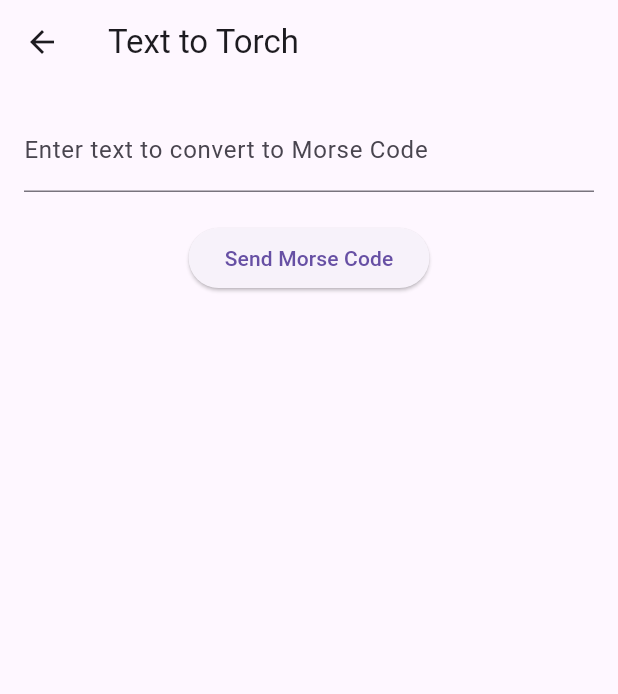
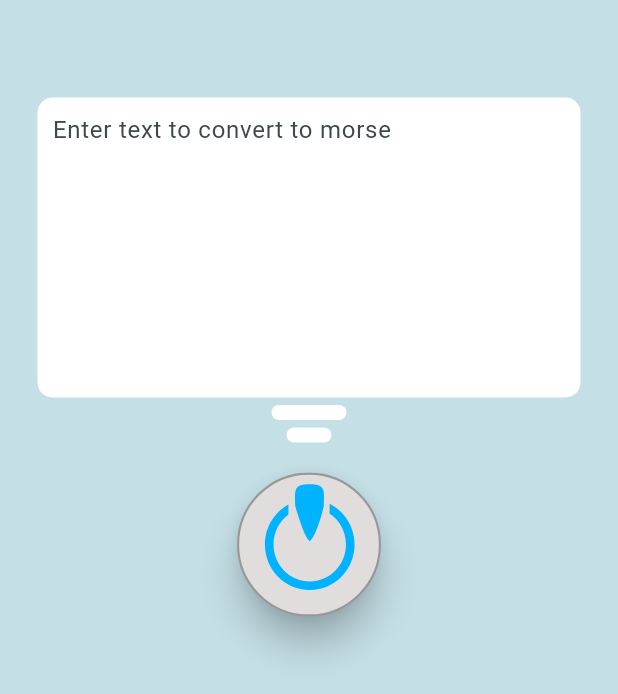
Before and after one commit to SquirrelModeller/morsecode_app_group4_02128, a Flutter app: the TextToTorch screen opened directly, on a phone screen of 412 x 824 dp. Shown: the top 694 px of the screen. Run offline on Flutter 3.47's test engine with Material 3 defaults, Android fonts, the phone set to English and light mode, and no system bars; our stand-ins replace camera, flutter_svg, plugin_platform_interface; missing offline and left inert: dart:ffi, torch_light.

Commit message:
feat: UI-navigation and text-field widget

```diff
--- a/morsetorch/lib/screens/text_to_torch.dart
+++ b/morsetorch/lib/screens/text_to_torch.dart
@@ -1,41 +1,59 @@
 import 'package:flutter/material.dart';
 import 'package:morsetorch/services/torch_service.dart';
+import 'package:morsetorch/widgets/text_field.dart';
+import 'package:flutter_svg/flutter_svg.dart';
 
-class TextToTorch extends StatelessWidget {
-  TextToTorch({super.key});
+class TextToTorch extends StatefulWidget {
+  const TextToTorch({super.key});
+
+  @override
+  State<TextToTorch> createState() => _TextToTorchState();
+}
+
+class _TextToTorchState extends State<TextToTorch> {
   final TextEditingController _controller = TextEditingController();
+  double textFieldHeight = 200;
   final TorchService _torchService = TorchService();
 
   @override
   Widget build(BuildContext context) {
     return Scaffold(
-      appBar: AppBar(
-        title: const Text('Text to Torch'),
-        leading: IconButton(
-          icon: const Icon(Icons.arrow_back),
-          onPressed: () {
-            Navigator.pop(context);
-          },
+      body: Column(
+        mainAxisAlignment: MainAxisAlignment.start,
+        children: [
+          Container(
+            width: double.infinity,
+            padding: const EdgeInsets.all(25),
+            child: Column(
+              crossAxisAlignment: CrossAxisAlignment.start,
+              children: [
+                const SizedBox(height: 40),
+                ExpandableTextField(
+                  controller: _controller,
+                  textFieldHeight: 200,
                 ),
+                Center(
+                  child: Column(
+                    children: [
+                      const SizedBox(
+                        height: 20,
                       ),
-      body: Padding(
-        padding: const EdgeInsets.all(16.0),
-        child: Column(
-          children: <Widget>[
-            TextField(
-              controller: _controller,
-              decoration: const InputDecoration(
-                  labelText: 'Enter text to convert to Morse Code'),
-            ),
-            const SizedBox(height: 20),
-            ElevatedButton(
+                      FloatingActionButton.large(
+                        shape: const CircleBorder(eccentricity: 0.0),
+                        elevation: 10,
+                        backgroundColor: Colors.transparent,
                         onPressed: () {
                           _torchService.sendMorseCode(_controller.text, 100);
                         },
-              child: const Text('Send Morse Code'),
+                        child: SvgPicture.asset('icons/button.svg'),
                       ),
                     ],
                   ),
+                )
+              ],
+            ),
+          ),
+        ],
       ),
     );
   }
--- /dev/null
+++ b/morsetorch/lib/widgets/text_field.dart
@@ -0,0 +1,83 @@
+import 'package:flutter/material.dart';
+
+class ExpandableTextField extends StatefulWidget {
+  TextEditingController controller;
+  double textFieldHeight;
+  ExpandableTextField(
+      {super.key, required this.controller, required this.textFieldHeight});
+
+  @override
+  State<ExpandableTextField> createState() => _ExpandableTextFieldState();
+}
+
+class _ExpandableTextFieldState extends State<ExpandableTextField> {
+  @override
+  Widget build(BuildContext context) {
+    return Column(
+      children: [
+        Container(
+          constraints: const BoxConstraints(maxHeight: 300),
+          height: widget.textFieldHeight,
+          decoration: BoxDecoration(
+            color: Colors.white,
+            borderRadius: BorderRadius.circular(10.0),
+          ),
+          child: TextField(
+            controller: widget.controller,
+            decoration: const InputDecoration(
+              hintText: 'Enter text to convert to morse',
+              border: InputBorder.none,
+              contentPadding: EdgeInsets.all(10),
+            ),
+            maxLines: null,
+            expands: true,
+          ),
+        ),
+        GestureDetector(
+          onPanUpdate: (details) {
+            setState(() {
+              widget.textFieldHeight += details.delta.dy;
+              if (widget.textFieldHeight < 50) {
+                widget.textFieldHeight = 50;
+              }
+              if (widget.textFieldHeight > 300) {
+                widget.textFieldHeight = 300;
+              }
+            });
+          },
+          child: MouseRegion(
+            cursor: SystemMouseCursors.resizeDown,
+            child: Center(
+              child: Column(
+                children: [
+                  const SizedBox(
+                    height: 5,
+                  ),
+                  Container(
+                    width: 50,
+                    height: 10,
+                    decoration: BoxDecoration(
+                      color: Colors.white,
+                      borderRadius: BorderRadius.circular(10.0),
+                    ),
+                  ),
+                  const SizedBox(
+                    height: 5,
+                  ),
+                  Container(
+                    width: 30,
+                    height: 10,
+                    decoration: BoxDecoration(
+                      color: Colors.white,
+                      borderRadius: BorderRadius.circular(10.0),
+                    ),
+                  )
+                ],
+              ),
+            ),
+          ),
+        ),
+      ],
+    );
+  }
+}
--- a/morsetorch/pubspec.yaml
+++ b/morsetorch/pubspec.yaml
@@ -39,6 +39,7 @@ dependencies:
   cupertino_icons: ^1.0.6
   camera: ^0.11.0+1
   torch_light: ^1.0.0
+  flutter_svg: ^2.0.10+1
 
 dev_dependencies:
   flutter_test:
@@ -63,8 +64,8 @@ flutter:
   uses-material-design: true
 
   # To add assets to your application, add an assets section, like this:
-  # assets:
-  #   - images/a_dot_burr.jpeg
+  assets:
+    - icons/
   #   - images/a_dot_ham.jpeg
 
   # An image asset can refer to one or more resolution-specific "variants", see
```
Also changed, not shown: morsetorch/lib/main.dart (+49 -30 lines), morsetorch/lib/screens/practice.dart (added, +17 -0 lines), morsetorch/lib/screens/torch_to_text.dart (+38 -3 lines), morsetorch/icons/Button3.png (added), morsetorch/icons/Flashlight.png (added), morsetorch/icons/Flashlight2.png (added), morsetorch/icons/button.png (added), morsetorch/icons/button.svg (added), morsetorch/pubspec.lock. Lines whose indentation alone changed are shown as unchanged.
